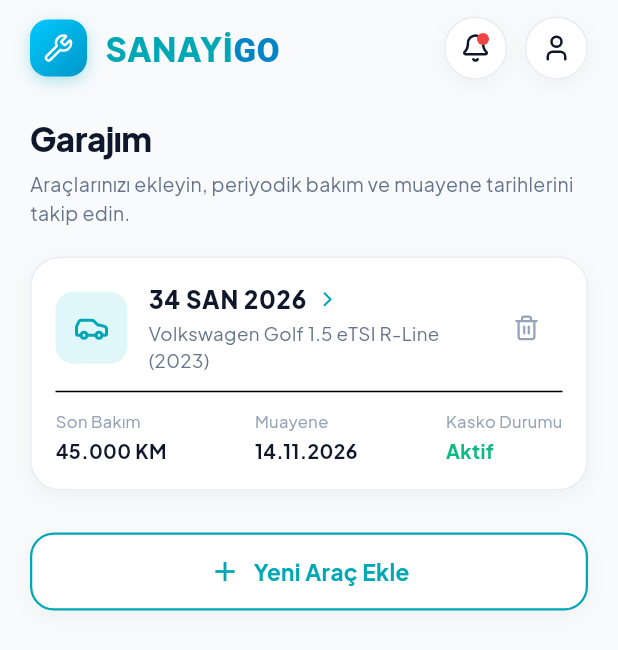
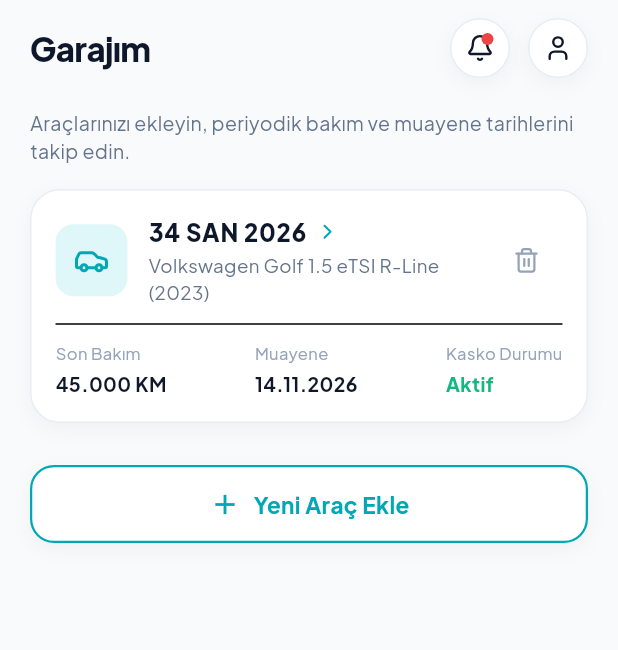
Before and after one commit to ahmetraboz/sanayi-mobil-app, a Flutter app: the _GarageViewBody screen opened directly, on a phone screen of 412 x 824 dp. Shown: the top 650 px of the screen. Run offline on Flutter 3.47's test engine with Material 3 defaults, Android fonts, the light colour scheme and no system bars; our stand-ins replace flutter_bloc, get_it, google_fonts, lucide_icons, smooth_page_indicator; network calls fail.

Commit message:
fix: logomuz sayfalardan kaldırıldı.

```diff
--- a/lib/core/widgets/app_header.dart
+++ b/lib/core/widgets/app_header.dart
@@ -5,15 +5,19 @@
 import '../constants/app_colors.dart';
 import '../constants/app_dimensions.dart';
 
-/// Rabam Tarzı Üst Başlık (Logo, Bildirim, Profil)
+/// Profesyonel Üst Başlık (Ana Sayfa Logo + Sekme Başlıkları için Tutarlı Tasarım)
 class AppHeader extends StatelessWidget implements PreferredSizeWidget {
+  final String? title;
   final VoidCallback? onNotificationTap;
   final VoidCallback? onProfileTap;
+  final Widget? trailingAction;
 
   const AppHeader({
     super.key,
+    this.title,
     this.onNotificationTap,
     this.onProfileTap,
+    this.trailingAction,
   });
 
   @override
@@ -30,7 +34,19 @@
         child: Row(
           mainAxisAlignment: MainAxisAlignment.spaceBetween,
           children: [
-            // Sol Taraf: Marka Logo ve İsim
+            // Sol Taraf: Eğer title varsa Başlık Metni, yoksa SanayiGO Logo & İsim
+            if (title != null)
+              Text(
+                title!,
+                style: const TextStyle(
+                  fontFamily: 'Plus Jakarta Sans',
+                  fontSize: 22,
+                  fontWeight: FontWeight.w900,
+                  color: AppColors.textPrimary,
+                  letterSpacing: -0.4,
+                ),
+              )
+            else
               Row(
                 children: [
                   Container(
@@ -81,9 +97,13 @@
                 ],
               ),
 
-            // Sağ Taraf: Bildirim & Profil Butonları
+            // Sağ Taraf: Bildirim & Profil Butonları veya Özel Aksiyon
             Row(
               children: [
+                if (trailingAction != null) ...[
+                  trailingAction!,
+                  const SizedBox(width: AppDimensions.p8),
+                ],
                 _HeaderIconButton(
                   icon: LucideIcons.bell,
                   hasBadge: true,
@@ -136,8 +156,8 @@
       onTap: onTap,
       borderRadius: BorderRadius.circular(AppDimensions.rFull),
       child: Container(
-        width: 42,
-        height: 42,
+        width: 40,
+        height: 40,
         decoration: BoxDecoration(
           color: Colors.white,
           shape: BoxShape.circle,
@@ -149,13 +169,13 @@
           children: [
             Icon(
               icon,
-              size: 20,
+              size: 19,
               color: AppColors.textPrimary,
             ),
             if (hasBadge)
               Positioned(
-                top: 10,
-                right: 11,
+                top: 9,
+                right: 10,
                 child: Container(
                   width: 8,
                   height: 8,
--- a/lib/features/garage/presentation/view/garage_view.dart
+++ b/lib/features/garage/presentation/view/garage_view.dart
@@ -31,7 +31,7 @@
   Widget build(BuildContext context) {
     return Scaffold(
       backgroundColor: AppColors.background,
-      appBar: const AppHeader(),
+      appBar: const AppHeader(title: 'Garajım'),
       body: BlocBuilder<GarageCubit, GarageState>(
         builder: (context, state) {
           if (state.status == GarageStatus.loading && state.vehicles.isEmpty) {
@@ -42,26 +42,15 @@
 
           return SingleChildScrollView(
             physics: const BouncingScrollPhysics(),
-            padding: const EdgeInsets.symmetric(horizontal: AppDimensions.p20, vertical: 12),
+            padding: const EdgeInsets.symmetric(horizontal: AppDimensions.p20, vertical: 8),
             child: Column(
               crossAxisAlignment: CrossAxisAlignment.start,
               children: [
-                // Başlık & Açıklama
-                const Text(
-                  'Garajım',
-                  style: TextStyle(
-                    fontSize: 22,
-                    fontWeight: FontWeight.w800,
-                    color: AppColors.textPrimary,
-                    letterSpacing: -0.3,
-                  ),
-                ),
-                const SizedBox(height: 6),
                 const Text(
                   'Araçlarınızı ekleyin, periyodik bakım ve muayene tarihlerini takip edin.',
                   style: TextStyle(color: AppColors.textSecondary, fontSize: 13),
                 ),
-                const SizedBox(height: 20),
+                const SizedBox(height: 16),
 
                 // Araç Listesi
                 if (state.vehicles.isEmpty)
```
Also changed, not shown: lib/features/campaign/presentation/view/campaign_view.dart (+3 -12 lines), lib/features/support/presentation/view/support_view.dart (+3 -12 lines). Lines whose indentation alone changed are shown as unchanged.
